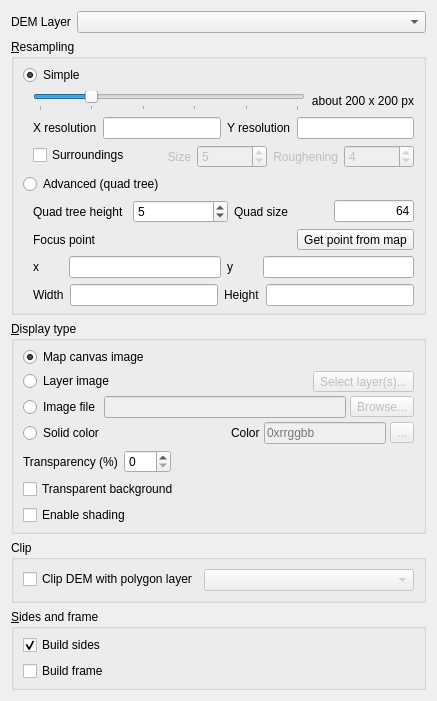
Old version of the form ui/demproperties.ui in the repository minorua/Qgis2threejs.
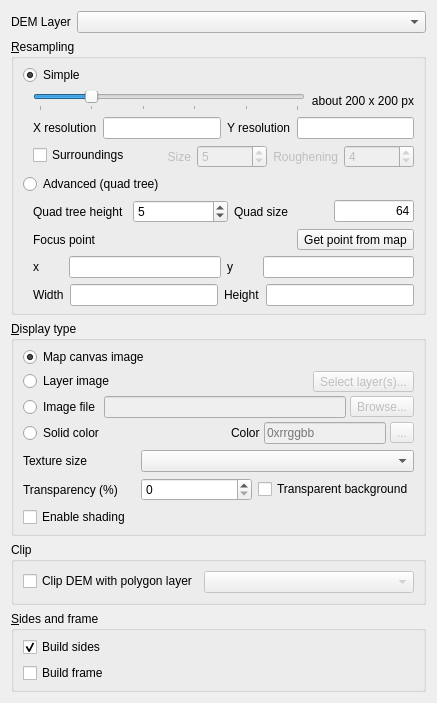
New version of the form.

Commit message: DEM: add option to increase resolution of texture

```diff
--- a/ui/demproperties.ui
+++ b/ui/demproperties.ui
@@ -620,15 +620,25 @@
        </layout>
       </item>
       <item>
-       <layout class="QHBoxLayout" name="horizontalLayout_2">
-        <item>
+       <layout class="QGridLayout" name="gridLayout">
+        <item row="0" column="0">
+         <widget class="QLabel" name="label_TextureSize">
+          <property name="text">
+           <string>Texture size</string>
+          </property>
+         </widget>
+        </item>
+        <item row="0" column="1" colspan="2">
+         <widget class="QComboBox" name="comboBox_TextureSize"/>
+        </item>
+        <item row="1" column="0">
          <widget class="QLabel" name="label_17">
           <property name="text">
            <string>Transparency (%)</string>
           </property>
          </widget>
         </item>
-        <item>
+        <item row="1" column="1">
          <widget class="QSpinBox" name="spinBox_demtransp">
           <property name="enabled">
            <bool>true</bool>
@@ -656,28 +666,15 @@
           </property>
          </widget>
         </item>
-        <item>
-         <spacer name="horizontalSpacer_3">
-          <property name="orientation">
-           <enum>Qt::Horizontal</enum>
+        <item row="1" column="2">
+         <widget class="QCheckBox" name="checkBox_TransparentBackground">
+          <property name="text">
+           <string>Transparent background</string>
           </property>
-          <property name="sizeHint" stdset="0">
-           <size>
-            <width>40</width>
-            <height>20</height>
-           </size>
-          </property>
-         </spacer>
+         </widget>
         </item>
        </layout>
       </item>
-      <item>
-       <widget class="QCheckBox" name="checkBox_TransparentBackground">
-        <property name="text">
-         <string>Transparent background</string>
-        </property>
-       </widget>
-      </item>
       <item>
        <widget class="QCheckBox" name="checkBox_Shading">
         <property name="text">
```
The commit also changes 3 other files.
